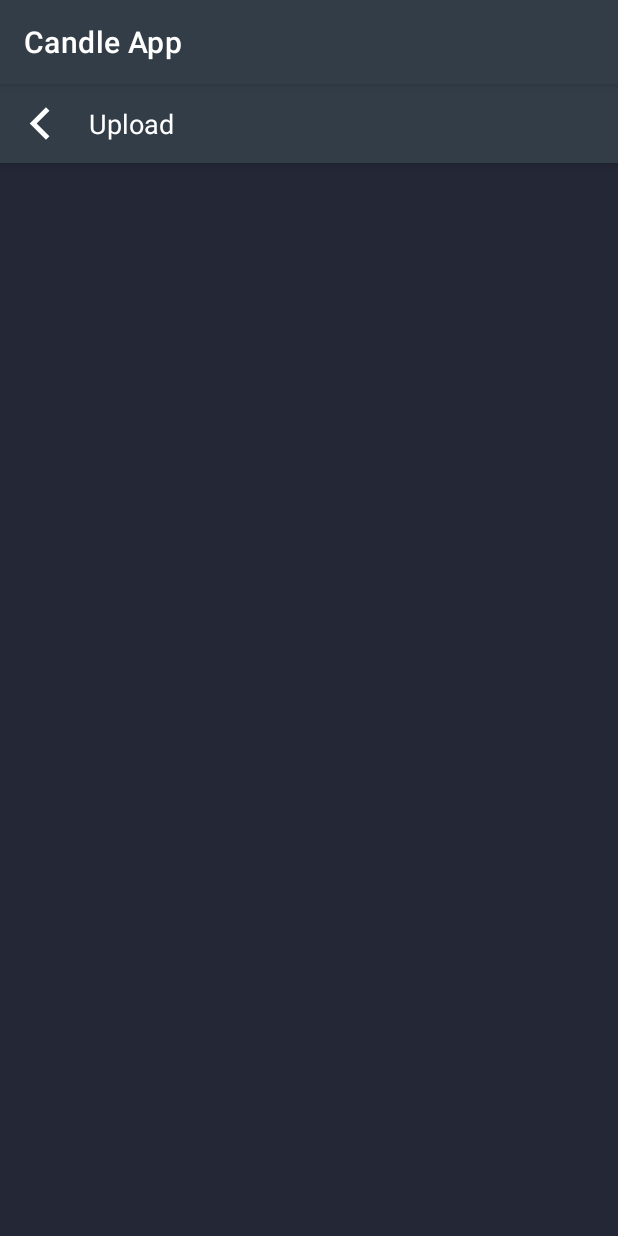
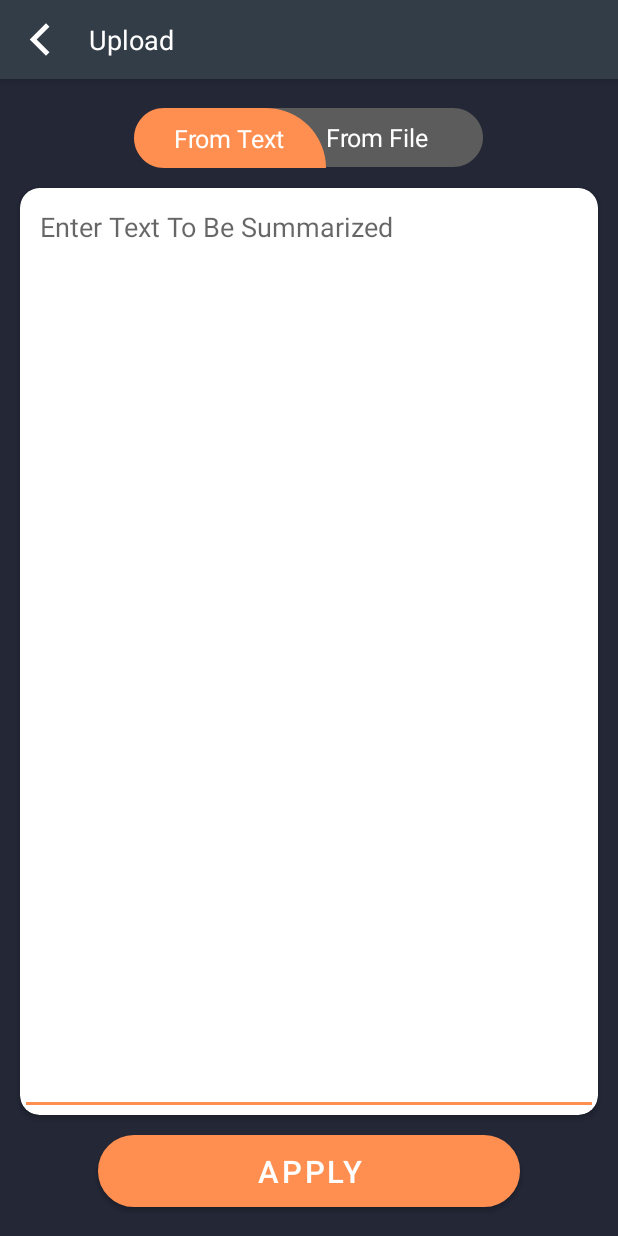
Before and after one commit to AhmedMHassaan/CandleApp, an Android app: the screen it shows after launch (UploadArticleActivity), after a tap on "START", on a phone screen of 412 x 824 dp. Run offline under Robolectric (Android 15) with nearby library versions, the phone set to English and light mode, and no system bars; our stand-ins replace CircleImageView, data binding, sdp/ssp sizes; libraries missing offline, so code that uses them is left out: com.daimajia.androidanimations, com.dd.processbutton, es.dmoral.toasty; pictures from the network do not load; 6 statements that could not run were skipped; 1 other tap on this screen came first.

```diff
--- a/app/build.gradle
+++ b/app/build.gradle
@@ -10,9 +10,9 @@ android {
         applicationId "com.ahmed.m.hassaan.candleapp"
         minSdkVersion 17
         targetSdkVersion 30
+        multiDexEnabled true
         versionCode 1
         versionName "1.0"
-
         testInstrumentationRunner "androidx.test.runner.AndroidJUnitRunner"
     }
 
@@ -40,6 +40,7 @@ dependencies {
     implementation 'androidx.appcompat:appcompat:1.3.0'
     implementation 'com.google.android.material:material:1.3.0'
     implementation 'androidx.constraintlayout:constraintlayout:2.0.4'
+    implementation 'com.android.support:multidex:1.0.3'
     implementation 'androidx.swiperefreshlayout:swiperefreshlayout:1.1.0'
     implementation 'androidx.legacy:legacy-support-v4:1.0.0'
     testImplementation 'junit:junit:4.13.2'
--- a/app/src/main/AndroidManifest.xml
+++ b/app/src/main/AndroidManifest.xml
@@ -9,7 +9,8 @@
         android:icon="@mipmap/ic_launcher"
         android:label="@string/app_name"
         android:roundIcon="@mipmap/ic_launcher_round"
-        android:supportsRtl="true"
+        android:supportsRtl="false"
+        tools:replace="android:supportsRtl"
         android:theme="@style/Theme.CandleApp">
         <activity android:name=".ui.upload.UploadArticleActivity" />
         <activity android:name=".ui.splash.SplashActivity">
--- a/app/src/main/java/com/ahmed/m/hassaan/candleapp/data/pojo/Article.java
+++ b/app/src/main/java/com/ahmed/m/hassaan/candleapp/data/pojo/Article.java
@@ -5,4 +5,5 @@ import java.io.Serializable;
 public class Article implements Serializable {
 
 
+
 }
--- /dev/null
+++ b/app/src/main/java/com/ahmed/m/hassaan/candleapp/data/pojo/SummarizedArticle.java
@@ -0,0 +1,5 @@
+package com.ahmed.m.hassaan.candleapp.data.pojo;
+
+public class SummarizedArticle {
+
+}
--- /dev/null
+++ b/app/src/main/java/com/ahmed/m/hassaan/candleapp/data/pojo/WordCloudResponse.java
@@ -0,0 +1,5 @@
+package com.ahmed.m.hassaan.candleapp.data.pojo;
+
+public class WordCloudResponse {
+
+}
--- a/app/src/main/java/com/ahmed/m/hassaan/candleapp/ui/splash/SplashActivity.java
+++ b/app/src/main/java/com/ahmed/m/hassaan/candleapp/ui/splash/SplashActivity.java
@@ -37,10 +37,10 @@ public class SplashActivity extends AppCompatActivity {
 //        }
 
         tools = new Tools(this);
-//        if (SlidesPreferenceManager.getInstance().showNextPage()) {
-//            loadHomePage();
-//            return;
-//        }
+        if (SlidesPreferenceManager.getInstance().showNextPage()) {
+            loadHomePage();
+            return;
+        }
         binding = DataBindingUtil.setContentView(this, R.layout.activity_splash);
 
         makeStatuesBarTransparent();
@@ -128,7 +128,7 @@ public class SplashActivity extends AppCompatActivity {
 //            tools.startNewActivity(IntroActivity.class);
 
         //
-        msg("Load Home Screen");
+
         tools.startNewActivity(UploadArticleActivity.class);
     }
 
--- a/app/src/main/java/com/ahmed/m/hassaan/candleapp/ui/upload/UploadArticleActivity.java
+++ b/app/src/main/java/com/ahmed/m/hassaan/candleapp/ui/upload/UploadArticleActivity.java
@@ -1,15 +1,36 @@
 package com.ahmed.m.hassaan.candleapp.ui.upload;
 
 import androidx.appcompat.app.AppCompatActivity;
+import androidx.databinding.DataBindingUtil;
+import androidx.navigation.Navigation;
 
 import android.os.Bundle;
+import android.view.View;
+
 import com.ahmed.m.hassaan.candleapp.R;
+import com.ahmed.m.hassaan.candleapp.databinding.ActivityUploadArticleBinding;
 
-public class UploadArticleActivity extends AppCompatActivity {
+public class UploadArticleActivity extends AppCompatActivity implements View.OnClickListener {
+
+    ActivityUploadArticleBinding binding;
 
     @Override
     protected void onCreate(Bundle savedInstanceState) {
         super.onCreate(savedInstanceState);
-        setContentView(R.layout.activity_upload_article);
+        binding = DataBindingUtil.setContentView(this, R.layout.activity_upload_article);
+//        Navigation.findNavController(binding.navContainer).navigate(R.id.actionToTextFragment);
+        binding.setListener(this);
+    }
+
+    @Override
+    public void onClick(View v) {
+        if (v == binding.btnBack) {
+            finish();
+        }
+    }
+
+    @Override
+    public void onBackPressed() {
+        onClick(binding.btnBack);
     }
 }
--- a/app/src/main/java/com/ahmed/m/hassaan/candleapp/ui/upload/fragment/text/FromTextFragment.java
+++ b/app/src/main/java/com/ahmed/m/hassaan/candleapp/ui/upload/fragment/text/FromTextFragment.java
@@ -33,6 +33,7 @@ public class FromTextFragment extends Fragment implements View.OnClickListener {
         if (getArguments() != null) {
 
         }
+        msg("Fragment Created");
     }
 
     @Override
--- a/app/src/main/res/layout/activity_upload_article.xml
+++ b/app/src/main/res/layout/activity_upload_article.xml
@@ -35,6 +35,7 @@
                     android:layout_alignParentTop="true"
                     android:layout_margin="@dimen/_5sdp"
                     android:padding="@dimen/_5sdp"
+                    android:onClick="@{v->listener.onClick(v)}"
                     android:rotation="180"
                     android:src="@drawable/ic_arrow_right" />
 
@@ -54,8 +55,13 @@
 
 
         <androidx.fragment.app.FragmentContainerView
-            android:layout_width="match_parent"
-            android:layout_height="match_parent"
+            android:layout_width="0dp"
+            android:layout_height="0dp"
+            android:name="androidx.navigation.fragment.NavHostFragment"
+            android:id="@+id/navContainer"
+            android:layout_alignParentEnd="true"
+            android:layout_alignParentStart="true"
+            android:layout_alignParentBottom="true"
             android:layout_below="@id/appBar"
             app:defaultNavHost="true"
             app:navGraph="@navigation/upload_nav"
--- a/app/src/main/res/navigation/upload_nav.xml
+++ b/app/src/main/res/navigation/upload_nav.xml
@@ -3,13 +3,14 @@
     xmlns:app="http://schemas.android.com/apk/res-auto"
     xmlns:tools="http://schemas.android.com/tools"
     android:id="@+id/upload_nav"
-    app:startDestination="@id/fromFileFragment">
+    app:startDestination="@id/fromTextFragment">
 
     <fragment
         android:id="@+id/fromFileFragment"
         android:name="com.ahmed.m.hassaan.candleapp.ui.upload.fragment.file.FromFileFragment"
         android:label="FromFileFragment"
         tools:layout="@layout/fragment_from_file"
+
         />
     <fragment
         android:id="@+id/fromTextFragment"
--- a/app/src/main/res/values/themes.xml
+++ b/app/src/main/res/values/themes.xml
@@ -1,9 +1,9 @@
 <resources xmlns:tools="http://schemas.android.com/tools">
     <!-- Base application theme. -->
-    <style name="Theme.CandleApp" parent="Theme.MaterialComponents.DayNight.DarkActionBar">
+    <style name="Theme.CandleApp" parent="Theme.MaterialComponents.DayNight.NoActionBar">
         <!-- Primary brand color. -->
         <item name="colorPrimary">@color/colorPrimary</item>
-        <item name="colorPrimaryVariant">@color/colorPrimaryDark</item>
+        <item name="colorPrimaryVariant">@color/colorPrimary</item>
         <item name="colorOnPrimary">@color/white</item>
         <!-- Secondary brand color. -->
         <item name="colorSecondary">@color/colorAccent</item>
```
Also changed, not shown: app/src/main/java/com/ahmed/m/hassaan/candleapp/data/pojo/ResponseSchema.java (added, +107 -0 lines), app/src/main/java/com/ahmed/m/hassaan/candleapp/data/remote/retrofit/RetrofitClient.java (added, +36 -0 lines), app/src/main/java/com/ahmed/m/hassaan/candleapp/data/remote/retrofit/api/ArticlesOperations.java (added, +24 -0 lines), app/src/main/java/com/ahmed/m/hassaan/candleapp/ui/upload/viewmodel/ArticlesViewModel.java (added, +79 -0 lines).
